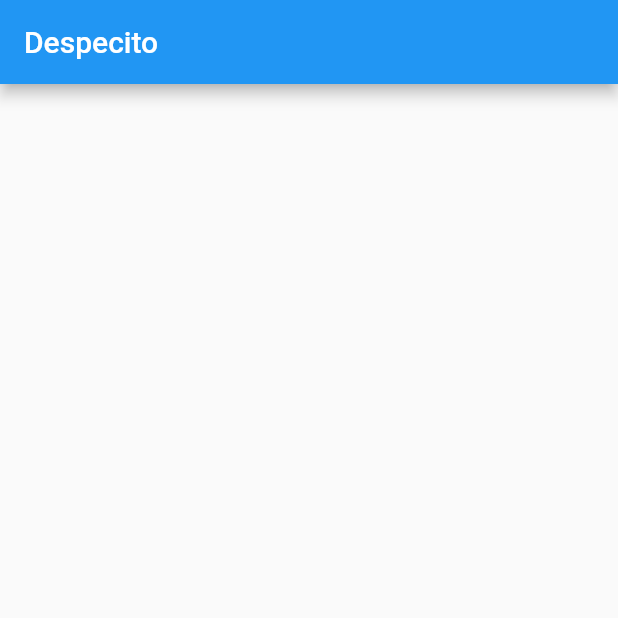
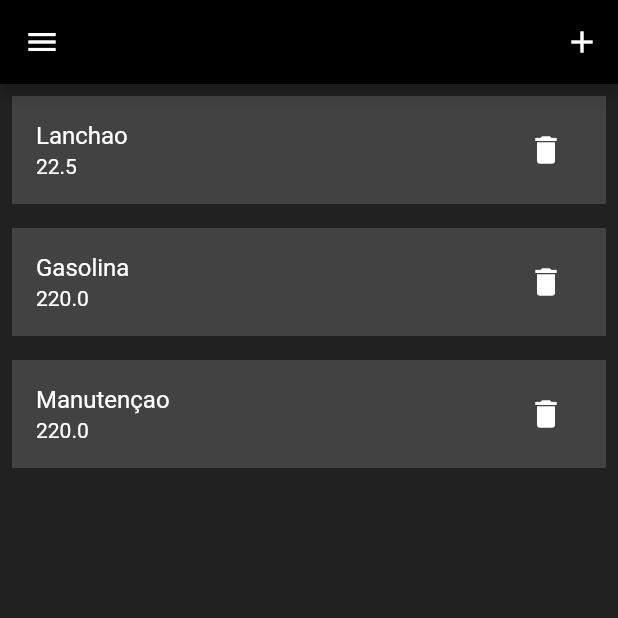
Before and after one commit to remobenunes/Despecito, a Flutter app: the screen it shows after launch, on a phone screen of 412 x 824 dp, the top half of it. Run offline on Flutter 3.47's test engine with Material 2 defaults, Android fonts, the phone set to English and light mode, and no system bars.

Commit message:
Read e delete de um crud, entidade expense, UI basica inicial

```diff
--- /dev/null
+++ b/lib/app/domain/models/entities/expanse.dart
@@ -0,0 +1,78 @@
+import 'dart:convert';
+
+class Expense {
+  final double? value;
+  final String? name;
+  final String? category;
+  final String? description;
+
+  Expense({
+    this.value,
+    this.name,
+    this.category,
+    this.description,
+  });
+
+  //Daqui pra baixo foi gerado automaticamente pelo plugin: Data class generator
+
+  Expense copyWith({
+    double? value,
+    String? name,
+    String? category,
+    String? description,
+  }) {
+    return Expense(
+      value: value ?? this.value,
+      name: name ?? this.name,
+      category: category ?? this.category,
+      description: description ?? this.description,
+    );
+  }
+
+  Map<String, dynamic> toMap() {
+    return {
+      'value': value,
+      'name': name,
+      'category': category,
+      'description': description,
+    };
+  }
+
+  factory Expense.fromMap(Map<String, dynamic> map) {
+    return Expense(
+      value: map['value']?.toDouble(),
+      name: map['name'],
+      category: map['category'],
+      description: map['description'],
+    );
+  }
+
+  String toJson() => json.encode(toMap());
+
+  factory Expense.fromJson(String source) =>
+      Expense.fromMap(json.decode(source));
+
+  @override
+  String toString() {
+    return 'Expense(value: $value, name: $name, category: $category, description: $description)';
+  }
+
+  @override
+  bool operator ==(Object other) {
+    if (identical(this, other)) return true;
+
+    return other is Expense &&
+        other.value == value &&
+        other.name == name &&
+        other.category == category &&
+        other.description == description;
+  }
+
+  @override
+  int get hashCode {
+    return value.hashCode ^
+        name.hashCode ^
+        category.hashCode ^
+        description.hashCode;
+  }
+}
--- a/lib/app/presentation/ui/pages/home/home_page.dart
+++ b/lib/app/presentation/ui/pages/home/home_page.dart
@@ -1,8 +1,8 @@
+import 'package:despecito/app/domain/models/entities/expanse.dart';
 import 'package:flutter/material.dart';
 
 class HomePage extends StatefulWidget {
   const HomePage({Key? key}) : super(key: key);
-
 
   @override
   _HomePageState createState() => _HomePageState();
@@ -10,13 +10,111 @@ class HomePage extends StatefulWidget {
 
 class _HomePageState extends State<HomePage> {
   final GlobalKey<ScaffoldState> scaffoldKey = GlobalKey<ScaffoldState>();
+  Expense expense1 = Expense(
+    category: 'Lanches',
+    description: 'Lanchinho',
+    name: 'Lanchao',
+    value: 22.50,
+  );
+  Expense expense2 = Expense(
+    category: 'carro',
+    description: 'Gasolina',
+    name: 'Gasolina',
+    value: 220,
+  );
+  Expense expense3 = Expense(
+    category: 'carro',
+    description: 'Manutençao',
+    name: 'Manutençao',
+    value: 220,
+  );
+  List<Expense> expenseList = [];
+
+  @override
+  void initState() {
+    expenseList.add(expense1);
+    expenseList.add(expense2);
+    expenseList.add(expense3);
+    super.initState();
+  }
 
   @override
   Widget build(BuildContext context) {
-    return Scaffold(
-      key: scaffoldKey,
-      appBar:  AppBar(title: Text('Despecito'),),
-      body:  Container(),
+    return SafeArea(
+      child: Scaffold(
+        key: scaffoldKey,
+        appBar: _appBar(),
+        body: _body(),
+        backgroundColor: Colors.grey[900],
+      ),
+    );
+  }
+
+  AppBar _appBar() {
+    return AppBar(
+      backgroundColor: Colors.black,
+      leading: _leading(),
+      actions: [_addButton()],
+    );
+  }
+
+  IconButton _addButton() {
+    return IconButton(
+      icon: const Icon(Icons.add),
+      onPressed: () {
+        showDialog(
+            context: context,
+            builder: (_) {
+              return AlertDialog(
+                content: Container(
+                  height: 200,
+                  width: 200,
+                  color: Colors.purple,
+                ),
+              );
+            });
+      },
+    );
+  }
+
+  IconButton _leading() {
+    return IconButton(
+      icon: const Icon(Icons.menu),
+      onPressed: () {},
+    );
+  }
+
+  _body() {
+    return ListView.builder(
+      itemCount: expenseList.length,
+      itemBuilder: (context, index) {
+        var item = expenseList[index];
+        return Padding(
+          padding: const EdgeInsets.all(8.0),
+          child: ListTile(
+            tileColor: Colors.grey[800],
+            title: Text(
+              item.name ?? '',
+              style: const TextStyle(color: Colors.white),
+            ),
+            subtitle: Text(
+              '${item.value ?? ''}',
+              style: const TextStyle(color: Colors.white),
+            ),
+            trailing: IconButton(
+              icon: const Icon(
+                Icons.delete,
+                color: Colors.white,
+              ),
+              onPressed: () {
+                setState(() {
+                  expenseList.removeAt(index);
+                });
+              },
+            ),
+          ),
+        );
+      },
     );
   }
 }
--- a/lib/main.dart
+++ b/lib/main.dart
@@ -12,7 +12,6 @@ class MyApp extends StatelessWidget {
 
   @override
   Widget build(BuildContext context) {
-    ;
     return MultiProvider(
       providers: [
         //por algum motivo, dá bug se a lista tiver vazia, tbm servir como exemplo
@@ -22,7 +21,7 @@ class MyApp extends StatelessWidget {
         title: 'Despecito',
         debugShowCheckedModeBanner: false,
         theme: ThemeData(
-          primarySwatch: Colors.blue,
+          primarySwatch: Colors.deepPurple,
         ),
         initialRoute: '/',
         routes: Routes.routes,
```
